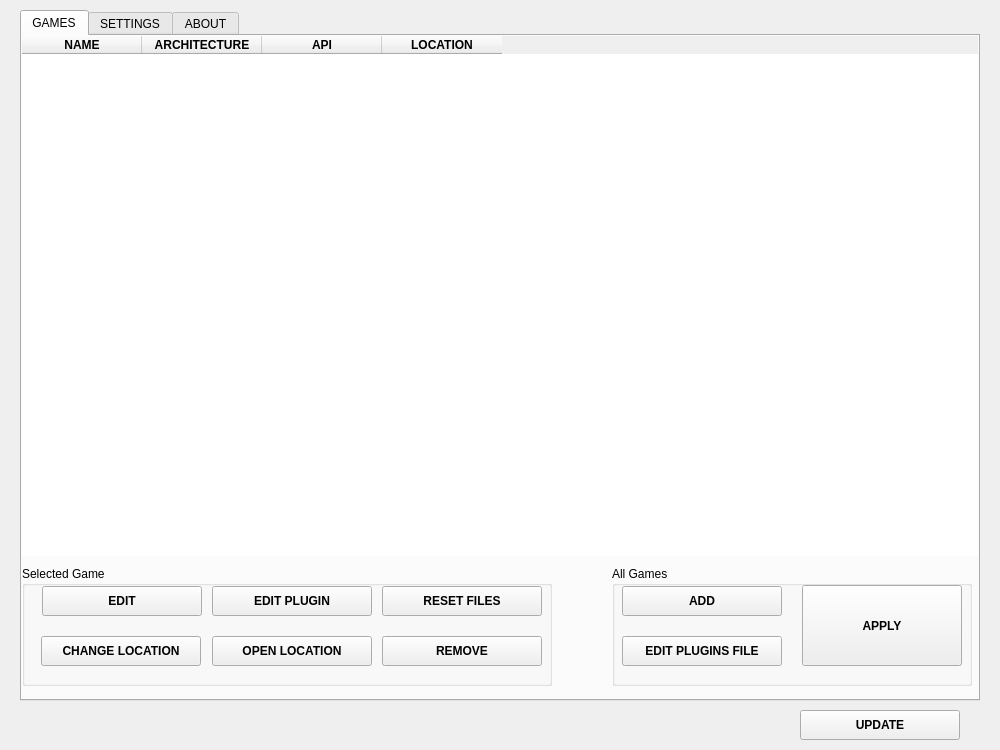
Above: src/ui/main.ui from ddc/ReShadeUtils before the change. Below: the same form after it.
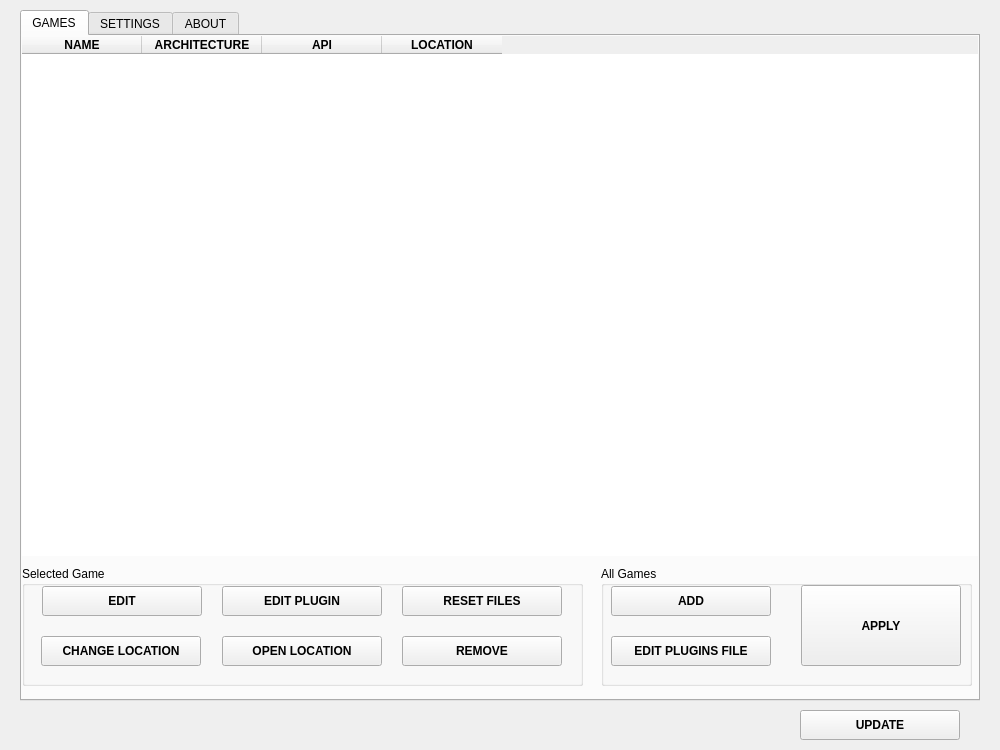
That is the form after the change. Icons and pictures are not drawn.

The edit to the form file:
```diff
--- a/src/ui/main.ui
+++ b/src/ui/main.ui
@@ -241,7 +241,7 @@
       <rect>
        <x>0</x>
        <y>530</y>
-       <width>530</width>
+       <width>561</width>
        <height>120</height>
       </rect>
      </property>
@@ -251,7 +251,7 @@
      <widget class="QPushButton" name="edit_plugin_button">
       <property name="geometry">
        <rect>
-        <x>190</x>
+        <x>200</x>
         <y>20</y>
         <width>160</width>
         <height>30</height>
@@ -289,7 +289,7 @@
      <widget class="QPushButton" name="reset_files_button">
       <property name="geometry">
        <rect>
-        <x>360</x>
+        <x>380</x>
         <y>20</y>
         <width>160</width>
         <height>30</height>
@@ -365,7 +365,7 @@
      <widget class="QPushButton" name="open_game_path_button">
       <property name="geometry">
        <rect>
-        <x>190</x>
+        <x>200</x>
         <y>70</y>
         <width>160</width>
         <height>30</height>
@@ -403,7 +403,7 @@
      <widget class="QPushButton" name="remove_button">
       <property name="geometry">
        <rect>
-        <x>360</x>
+        <x>380</x>
         <y>70</y>
         <width>160</width>
         <height>30</height>
@@ -480,9 +480,9 @@
     <widget class="QGroupBox" name="groupBox_2">
      <property name="geometry">
       <rect>
-       <x>590</x>
+       <x>579</x>
        <y>530</y>
-       <width>360</width>
+       <width>371</width>
        <height>120</height>
       </rect>
      </property>
@@ -492,7 +492,7 @@
      <widget class="QPushButton" name="apply_button">
       <property name="geometry">
        <rect>
-        <x>190</x>
+        <x>200</x>
         <y>19</y>
         <width>160</width>
         <height>81</height>
```
Left out of the diff: 8 changed lines with no effect on the pictures.
